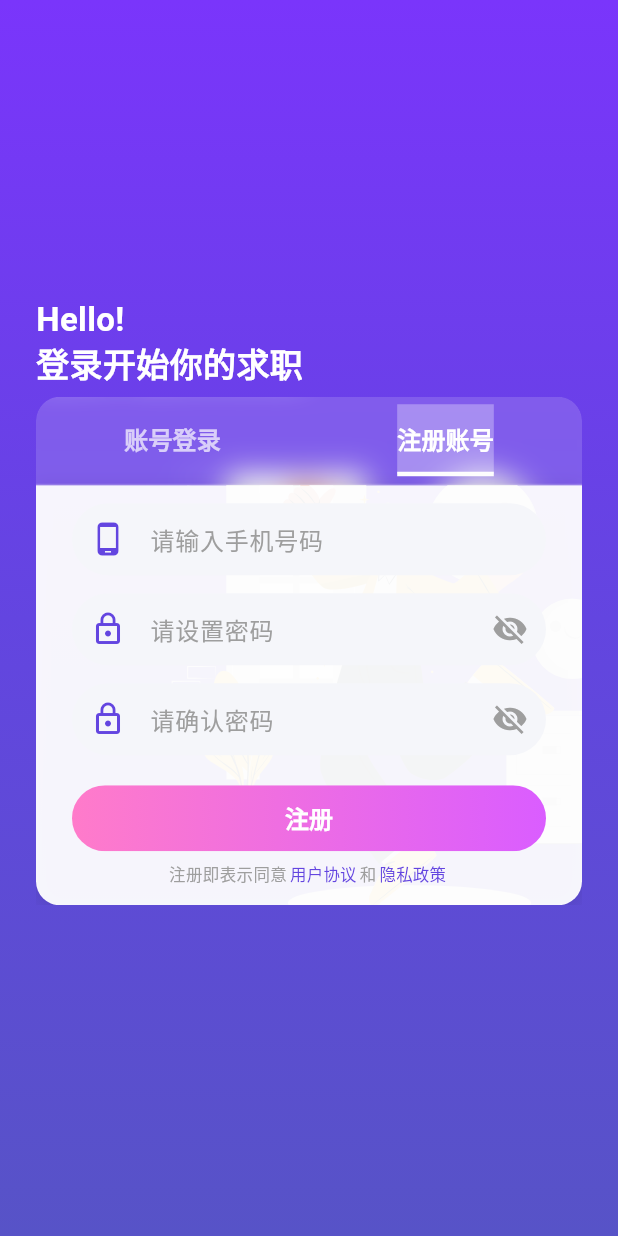
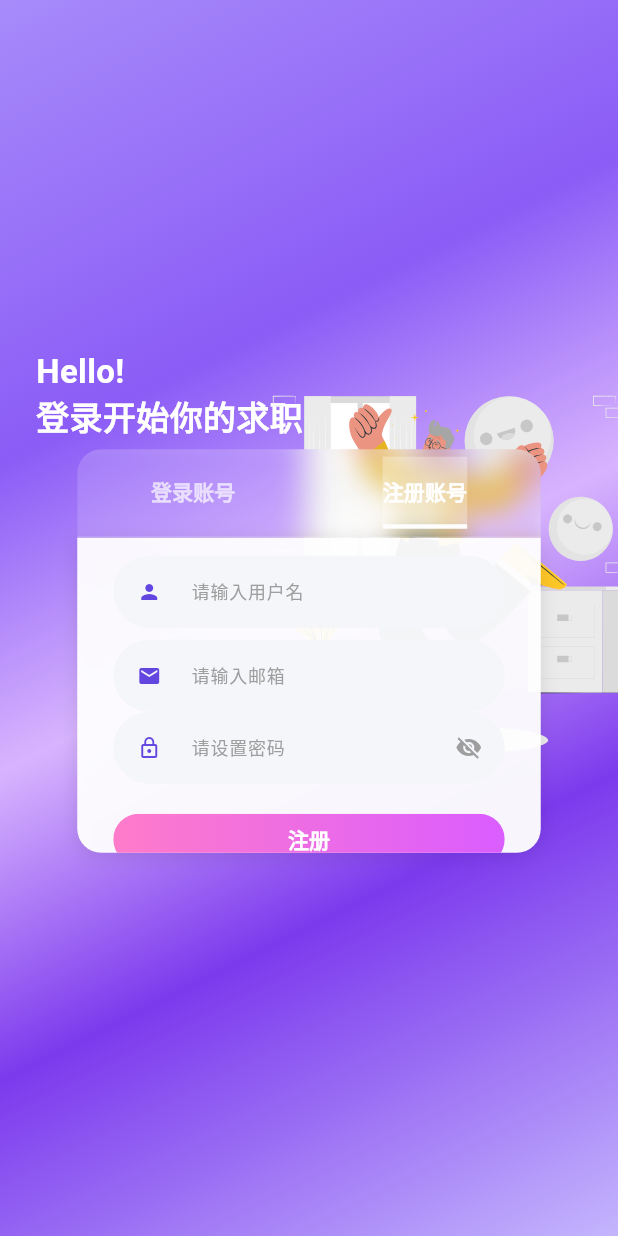
Before and after one commit to xiaoqingming18/job_seeker_app, a Flutter app: the screen it shows after launch, tab 2 chosen, on a phone screen of 412 x 824 dp. Run offline on Flutter 3.47's test engine with Material 3 defaults, Android fonts, the phone set to English and light mode, and no system bars; our stand-ins replace flutter_svg, get.

Commit message:
更新登录注册页面UI

```diff
--- a/lib/app/modules/auth/controllers/auth_controller.dart
+++ b/lib/app/modules/auth/controllers/auth_controller.dart
@@ -4,13 +4,13 @@ import 'package:get/get.dart';
 class AuthController extends GetxController with GetSingleTickerProviderStateMixin {
   // 控制标签页切换
   late TabController tabController;
-
-  // 表单控制
-  final phoneController = TextEditingController();
+    // 表单控制
+  final usernameController = TextEditingController();
   final passwordController = TextEditingController();
-  final registerPhoneController = TextEditingController();
+  final registerUsernameController = TextEditingController();
   final registerPasswordController = TextEditingController();
   final confirmPasswordController = TextEditingController();
+  final emailController = TextEditingController();
 
   // 当前是否显示密码
   final showPassword = false.obs;
@@ -26,14 +26,14 @@ class AuthController extends GetxController with GetSingleTickerProviderStateMix
     super.onInit();
     tabController = TabController(length: 2, vsync: this);
   }
-
   @override
   void onClose() {
-    phoneController.dispose();
+    usernameController.dispose();
     passwordController.dispose();
-    registerPhoneController.dispose();
+    registerUsernameController.dispose();
     registerPasswordController.dispose();
     confirmPasswordController.dispose();
+    emailController.dispose();
     tabController.dispose();
     super.onClose();
   }
@@ -50,12 +50,11 @@ class AuthController extends GetxController with GetSingleTickerProviderStateMix
   void toggleConfirmPasswordVisibility() {
     showConfirmPassword.value = !showConfirmPassword.value;
   }
-
-  // 登录逻辑
+    // 登录逻辑
   void login() {
     if (phoneFormKey.currentState!.validate()) {
       // 登录逻辑实现
-      debugPrint('登录成功: ${phoneController.text}');
+      debugPrint('登录成功: ${usernameController.text}');
       // 这里可以调用登录API
     }
   }
@@ -64,17 +63,25 @@ class AuthController extends GetxController with GetSingleTickerProviderStateMix
   void register() {
     if (registerFormKey.currentState!.validate()) {
       // 注册逻辑实现
-      debugPrint('注册成功: ${registerPhoneController.text}');
+      debugPrint('注册成功: ${registerUsernameController.text}, 邮箱: ${emailController.text}');
       // 这里可以调用注册API
     }
   }
+    // 表单验证方法
+  String? validateUsername(String? value) {
+    if (value == null || value.isEmpty) {
+      return '请输入用户名';
+    } else if (value.length < 3) {
+      return '用户名长度不能少于3位';
+    }
+    return null;
+  }
 
-  // 表单验证方法
-  String? validatePhone(String? value) {
+  String? validateEmail(String? value) {
     if (value == null || value.isEmpty) {
-      return '请输入手机号码';
-    } else if (!RegExp(r'^1[3-9]\d{9}$').hasMatch(value)) {
-      return '请输入有效的手机号码';
+      return '请输入邮箱地址';
+    } else if (!GetUtils.isEmail(value)) {
+      return '请输入有效的邮箱地址';
     }
     return null;
   }
--- a/lib/app/modules/auth/views/auth_view.dart
+++ b/lib/app/modules/auth/views/auth_view.dart
@@ -10,17 +10,19 @@ class AuthView extends GetView<AuthController> {
   @override
   Widget build(BuildContext context) {
     return Scaffold(
-      body: Container(
-        // 紫色渐变背景
+      body: Container(        // 更加鲜明生动的渐变背景
         decoration: const BoxDecoration(
           gradient: LinearGradient(
-            begin: Alignment.topCenter,
-            end: Alignment.bottomCenter,
+            begin: Alignment.topLeft,
+            end: Alignment.bottomRight,
             colors: [
-              Color(0xFF7A35FB),
-              Color(0xFF6345E0),
-              Color(0xFF5753C7),
+              Color(0xFFA78BFA), // 明亮紫色
+              Color(0xFF8B5CF6), // 中等紫色
+              Color(0xFFD8B4FE), // 浅紫罗兰
+              Color(0xFF7C3AED), // 深紫罗兰
+              Color(0xFFC4B5FD), // 淡薰衣草
             ],
+            stops: [0.0, 0.3, 0.5, 0.7, 1.0],
           ),
         ),
         // 使整个内容垂直居中
@@ -33,21 +35,21 @@ class AuthView extends GetView<AuthController> {
                   mainAxisSize: MainAxisSize.min,
                   children: [
                     // 1. 顶部区域 - 欢迎语和SVG图片左右排布
-                    _buildHeaderSection(),
-
-                    // 2 & 3. 表单区域（包含标签页切换器）
+                    _buildHeaderSection(),                    // 2 & 3. 表单区域（包含标签页切换器）
                     Padding(
                       padding: const EdgeInsets.symmetric(horizontal: 24.0),
-                      child: Stack(
-                        children: [
-                          // 1. 首先放置大图片在底层
+                      child: SizedBox(
+                        width: MediaQuery.of(context).size.width * 0.75, // 设置宽度为屏幕宽度的一半
+                        child: Stack(
+                          clipBehavior: Clip.none, // 允许子项溢出Stack的边界
+                          children: [// 1. 首先放置大图片在底层
                           Positioned(
-                            right: -60, // 向右偏移更多，使图片更大部分位于右侧
-                            top: 20, // 距离顶部的位置
+                            right: -80, // 向右偏移部分距离，使图片部分溢出
+                            top: -60, // 向上偏移部分距离，使图片部分溢出
                             child: SvgPicture.asset(
                               'assets/images/login-bg.svg',
-                              height: 350, // 显著增大图片尺寸
-                              width: 350,
+                              height: 280, // 调整图片尺寸，使其更合适
+                              width: 280,
                             ),
                           ),
 
@@ -57,11 +59,10 @@ class AuthView extends GetView<AuthController> {
                             children: [
                               // 标签页切换器 - 位于表单卡片顶部
                               _buildTabSection(),
-
-                              // 表单内容区域 - 使用SizedBox限制高度
+                                // 表单内容区域 - 使用SizedBox限制高度
                               SizedBox(
-                                // 登录表单高度
-                                height: controller.tabController.index == 0 ? 280 : 350,
+                                // 登录表单高度 - 减少高度以减少底部留白
+                                height: controller.tabController.index == 0 ? 210 : 250,
                                 child: Container(
                                   decoration: BoxDecoration(
                                     color: Colors.white.withOpacity(0.95), // 增加轻微透明度，可以隐约看到下面的图片
@@ -96,9 +97,9 @@ class AuthView extends GetView<AuthController> {
                                   ),
                                 ),
                               ),
-                            ],
-                          ),
+                            ],                          ),
                         ],
+                      ),
                       ),
                     ),
                     // 为底部留出空间
@@ -182,8 +183,18 @@ class AuthView extends GetView<AuthController> {
             ),
             unselectedLabelColor: Colors.white.withOpacity(0.7),
             tabs: const [
-              Tab(text: "账号登录"),
-              Tab(text: "注册账号"),
+              Tab(
+                child: Text(
+                  "登录账号",
+                  style: TextStyle(fontSize: 14),
+                ),
+              ),
+              Tab(
+                child: Text(
+                  "注册账号",
+                  style: TextStyle(fontSize: 14),
+                ),
+              ),
             ],
             dividerHeight: 0,
             padding: const EdgeInsets.symmetric(vertical: 5.0),
@@ -193,33 +204,28 @@ class AuthView extends GetView<AuthController> {
     );
   }
 
-  // 登录表单 - 更加紧凑的布局
+  // 登录表单
   Widget _buildLoginForm() {
     return SingleChildScrollView(
-      padding: const EdgeInsets.fromLTRB(24.0, 12.0, 24.0, 12.0), // 进一步减小内边距
+      padding: const EdgeInsets.fromLTRB(24.0, 12.0, 24.0, 12.0),
       child: Form(
         key: controller.phoneFormKey,
         child: Column(
           mainAxisSize: MainAxisSize.min,
-          children: [
-            // 手机号输入框
+          children: [            // 用户名输入框
             TextFormField(
-              controller: controller.phoneController,
-              keyboardType: TextInputType.phone,
+              controller: controller.usernameController,
               decoration: _inputDecoration(
-                hintText: '请输入手机号/账号',
-                prefixIcon: Icons.phone_android,
+                hintText: '请输入用户名',
+                prefixIcon: Icons.person,
               ),
-              validator: controller.validatePhone,
+              style: const TextStyle(fontSize: 14),
+              validator: controller.validateUsername,
             ),
-
-            const SizedBox(height: 12), // 进一步减少间距
-
             // 密码输入框
             Obx(() => TextFormField(
               controller: controller.passwordController,
-              obscureText: !controller.showPassword.value,
-              decoration: _inputDecoration(
+              obscureText: !controller.showPassword.value,              decoration: _inputDecoration(
                 hintText: '请输入您的密码',
                 prefixIcon: Icons.lock_outline,
                 suffixIcon: IconButton(
@@ -228,19 +234,20 @@ class AuthView extends GetView<AuthController> {
                         ? Icons.visibility
                         : Icons.visibility_off,
                     color: Colors.grey,
+                    size: 18,
                   ),
                   onPressed: controller.togglePasswordVisibility,
                 ),
               ),
-              validator: controller.validatePassword,
+              style: const TextStyle(fontSize: 14),              validator: controller.validatePassword,
             )),
 
-            const SizedBox(height: 20), // 进一步减少间距
+            const SizedBox(height: 16), // 减小登录按钮上方间距
 
             // 登录按钮
             SizedBox(
               width: double.infinity,
-              height: 44, // 进一步减小按钮高度
+              height: 34,
               child: ElevatedButton(
                 onPressed: controller.login,
                 style: ElevatedButton.styleFrom(
@@ -266,7 +273,7 @@ class AuthView extends GetView<AuthController> {
                     child: const Text(
                       '登录',
                       style: TextStyle(
-                        fontSize: 16,
+                        fontSize: 14,
                         fontWeight: FontWeight.bold,
                         color: Colors.white,
                       ),
@@ -291,7 +298,7 @@ class AuthView extends GetView<AuthController> {
                     '忘记密码?',
                     style: TextStyle(
                       color: Colors.grey,
-                      fontSize: 13, // 减小字体
+                      fontSize: 12, // 减小字体
                     ),
                   ),
                 ),
@@ -306,7 +313,7 @@ class AuthView extends GetView<AuthController> {
                     '快速登录',
                     style: TextStyle(
                       color: Colors.grey,
-                      fontSize: 13, // 减小字体
+                      fontSize: 12, // 减小字体
                     ),
                   ),
                 ),
@@ -321,30 +328,39 @@ class AuthView extends GetView<AuthController> {
   // 注册表单 - 更加紧凑的布局
   Widget _buildRegisterForm() {
     return SingleChildScrollView(
-      padding: const EdgeInsets.fromLTRB(24.0, 12.0, 24.0, 12.0), // 进一步减小内边距
+      padding: const EdgeInsets.fromLTRB(24.0, 12.0, 24.0, 12.0),
       child: Form(
         key: controller.registerFormKey,
         child: Column(
           mainAxisSize: MainAxisSize.min,
-          children: [
-            // 手机号输入框
+          children: [            // 用户名输入框
             TextFormField(
-              controller: controller.registerPhoneController,
-              keyboardType: TextInputType.phone,
+              controller: controller.registerUsernameController,
               decoration: _inputDecoration(
-                hintText: '请输入手机号码',
-                prefixIcon: Icons.phone_android,
+                hintText: '请输入用户名',
+                prefixIcon: Icons.person,
               ),
-              validator: controller.validatePhone,
+              style: const TextStyle(fontSize: 14),
+              validator: controller.validateUsername,
             ),
 
-            const SizedBox(height: 12), // 进一步减少间距
+            const SizedBox(height: 8), // 保持一致的间距
 
-            // 密码输入框
+            // 邮箱输入框
+            TextFormField(
+              controller: controller.emailController,
+              keyboardType: TextInputType.emailAddress,
+              decoration: _inputDecoration(
+                hintText: '请输入邮箱',
+                prefixIcon: Icons.email,
+              ),
+              style: const TextStyle(fontSize: 14),
+              validator: controller.validateEmail,
+            ),
+              // 密码输入框
             Obx(() => TextFormField(
               controller: controller.registerPasswordController,
-              obscureText: !controller.showRegisterPassword.value,
-              decoration: _inputDecoration(
+              obscureText: !controller.showRegisterPassword.value,              decoration: _inputDecoration(
                 hintText: '请设置密码',
                 prefixIcon: Icons.lock_outline,
                 suffixIcon: IconButton(
@@ -353,33 +369,13 @@ class AuthView extends GetView<AuthController> {
                         ? Icons.visibility
                         : Icons.visibility_off,
                     color: Colors.grey,
+                    size: 18,
                   ),
                   onPressed: controller.toggleRegisterPasswordVisibility,
                 ),
               ),
+              style: const TextStyle(fontSize: 14),
               validator: controller.validatePassword,
-            )),
-
-            const SizedBox(height: 12), // 进一步减少间距
-
-            // 确认密码输入框
-            Obx(() => TextFormField(
-              controller: controller.confirmPasswordController,
-              obscureText: !controller.showConfirmPassword.value,
-              decoration: _inputDecoration(
-                hintText: '请确认密码',
-                prefixIcon: Icons.lock_outline,
-                suffixIcon: IconButton(
-                  icon: Icon(
-                    controller.showConfirmPassword.value
-                        ? Icons.visibility
-                        : Icons.visibility_off,
-                    color: Colors.grey,
-                  ),
-                  onPressed: controller.toggleConfirmPasswordVisibility,
-                ),
-              ),
-              validator: controller.validateConfirmPassword,
             )),
 
             const SizedBox(height: 20), // 进一步减少间距
@@ -387,7 +383,7 @@ class AuthView extends GetView<AuthController> {
             // 注册按钮
             SizedBox(
               width: double.infinity,
-              height: 44, // 进一步减小按钮高度
+              height: 34, // 进一步减小按钮高度
               child: ElevatedButton(
                 onPressed: controller.register,
                 style: ElevatedButton.styleFrom(
@@ -413,7 +409,7 @@ class AuthView extends GetView<AuthController> {
                     child: const Text(
                       '注册',
                       style: TextStyle(
-                        fontSize: 16,
+                        fontSize: 14,
                         fontWeight: FontWeight.bold,
                         color: Colors.white,
                       ),
@@ -421,9 +417,7 @@ class AuthView extends GetView<AuthController> {
                   ),
                 ),
               ),
-            ),
-
-            const SizedBox(height: 8), // 进一步减少间距
+            ), // 进一步减少间距
 
             // 用户协议
             Row(
@@ -486,19 +480,17 @@ class AuthView extends GetView<AuthController> {
     required String hintText,
     required IconData prefixIcon,
     Widget? suffixIcon,
-  }) {
-    return InputDecoration(
-      hintText: hintText,
-      hintStyle: const TextStyle(color: Colors.grey),
-      prefixIcon: Icon(prefixIcon, color: const Color(0xFF6345E0)),
+  }) {    return InputDecoration(
+      hintText: hintText,      hintStyle: const TextStyle(color: Colors.grey, fontSize: 12),
+      prefixIcon: Icon(prefixIcon, color: const Color(0xFF6345E0), size: 16.0),
       suffixIcon: suffixIcon,
-      fillColor: const Color(0xFFF5F6FA), // 浅灰背景适合白色表单卡片
+      fillColor: const Color(0xFFF5F6FA),
       filled: true,
       border: OutlineInputBorder(
         borderRadius: BorderRadius.circular(30),
         borderSide: BorderSide.none,
       ),
-      contentPadding: const EdgeInsets.symmetric(vertical: 12), // 进一步减小输入框内边距
+      contentPadding: const EdgeInsets.symmetric(vertical: 8), // 减小内边距以降低输入框高度
       errorStyle: const TextStyle(color: Colors.redAccent, fontSize: 10), // 减小错误提示字体
     );
   }
```
